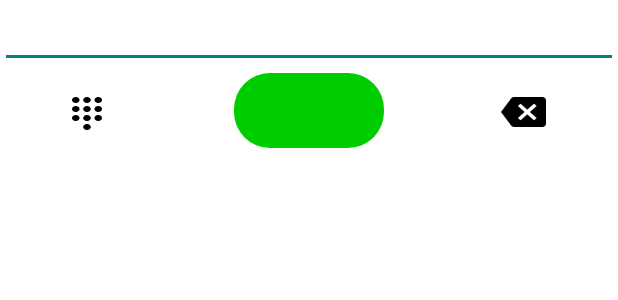
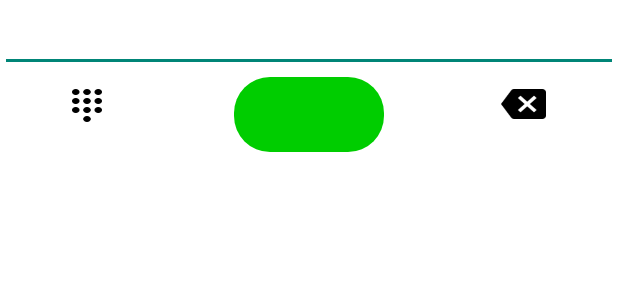
Before and after one commit to cooljacket/FamilyContactsList, an Android app: the layout dia_wheel.xml on its own in the app's theme, with its tools: preview values and no code run, on a phone screen of 412 x 824 dp. Shown: the top 300 px of the screen. Run offline under Robolectric (Android 15) with nearby library versions, the phone set to English and light mode, and no system bars.

Commit message:
改了下UI

```diff
--- a/app/src/main/res/layout/dia_wheel.xml
+++ b/app/src/main/res/layout/dia_wheel.xml
@@ -10,6 +10,8 @@
         android:layout_width="match_parent"
         android:layout_height="wrap_content"
         android:gravity="center"
+        android:textSize="20dp"
+        android:textColor="#84CA8B"
         android:layout_alignParentTop="true"/>
 
     <GridView
@@ -33,7 +35,7 @@
         android:background="@drawable/dialpad3x"
         android:layout_alignParentLeft="true"
         android:layout_below="@+id/dia_wheel_table"
-        android:layout_marginTop="@dimen/activity_vertical_margin"
+        android:layout_marginTop="8dp"
         android:layout_marginLeft="48dp"
         android:id="@+id/dia_wheel_retrieve"/>
 
@@ -53,7 +55,7 @@
         android:layout_gravity="right"
         android:layout_alignParentRight="true"
         android:layout_below="@+id/dia_wheel_table"
-        android:layout_marginTop="@dimen/activity_vertical_margin"
+        android:layout_marginTop="8dp"
         android:layout_marginRight="48dp"
         android:id="@+id/dia_wheel_delete"/>
 
```
